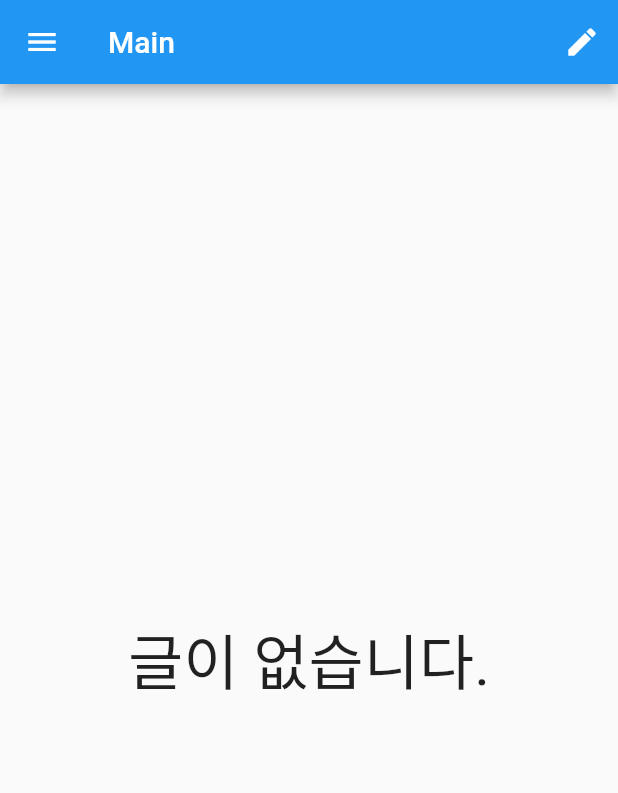
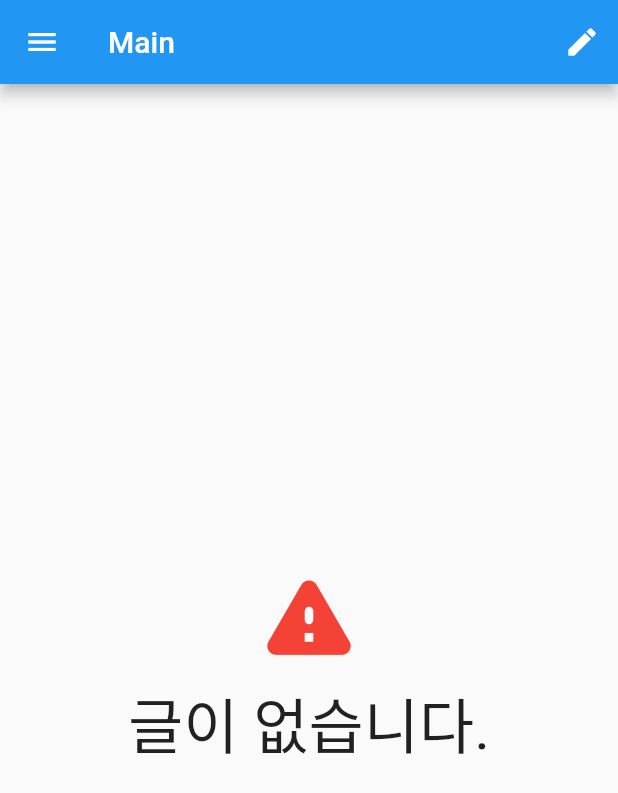
Before and after one commit to MirrorSpring/DIVO, a Flutter app: the Home screen opened directly, on a phone screen of 412 x 824 dp. Shown: the top 793 px of the screen. Run offline on Flutter 3.47's test engine with Material 2 defaults, Android fonts, the phone set to English and light mode, and no system bars; drawn by our look-alikes of pull_to_refresh; our stand-ins replace shared_preferences; accounts and stored records are empty; network calls fail.

Commit message:
마지막 커밋

```diff
--- a/flutterboard_app/lib/views/home.dart
+++ b/flutterboard_app/lib/views/home.dart
@@ -171,6 +171,14 @@ class _HomeState extends State<Home> {
               ? Column(
                   mainAxisAlignment: MainAxisAlignment.center,
                   children: const [
+                    Padding(
+                      padding: EdgeInsets.all(8.0),
+                      child: Icon(
+                        Icons.warning_rounded,
+                        color: Colors.red,
+                        size: 70,
+                      ),
+                    ),
                     Text(
                       '글이 없습니다.',
                       style: TextStyle(
```
Also changed, not shown: flutterboard_app/lib/views/detail.dart (+10 -5 lines).
